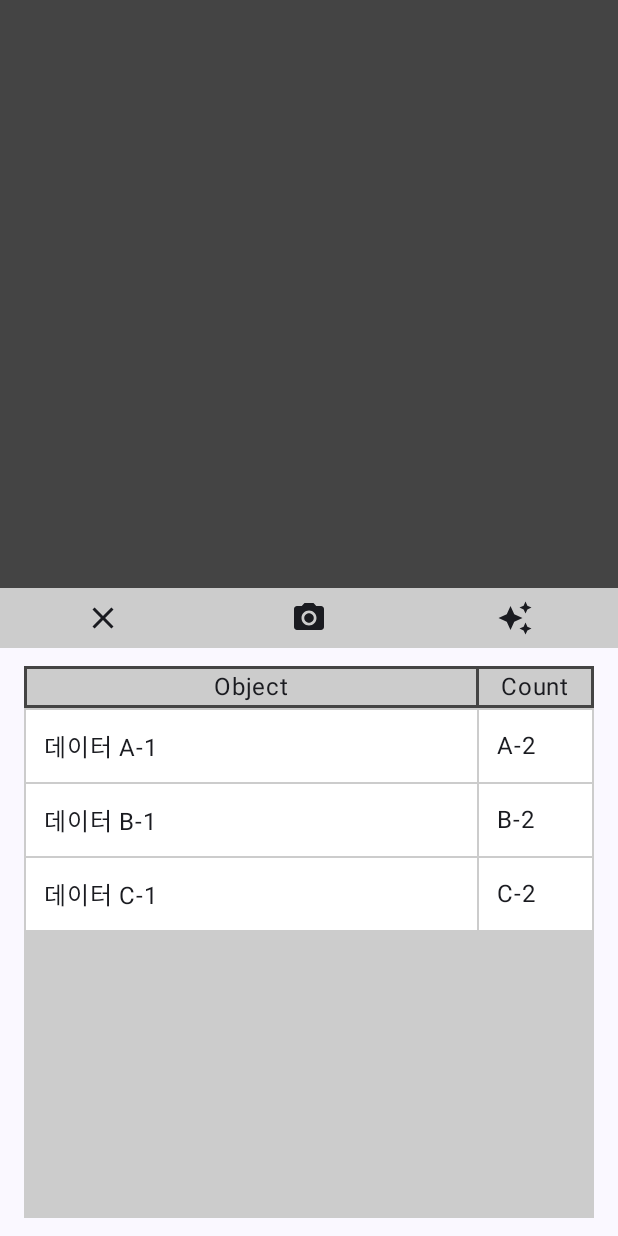
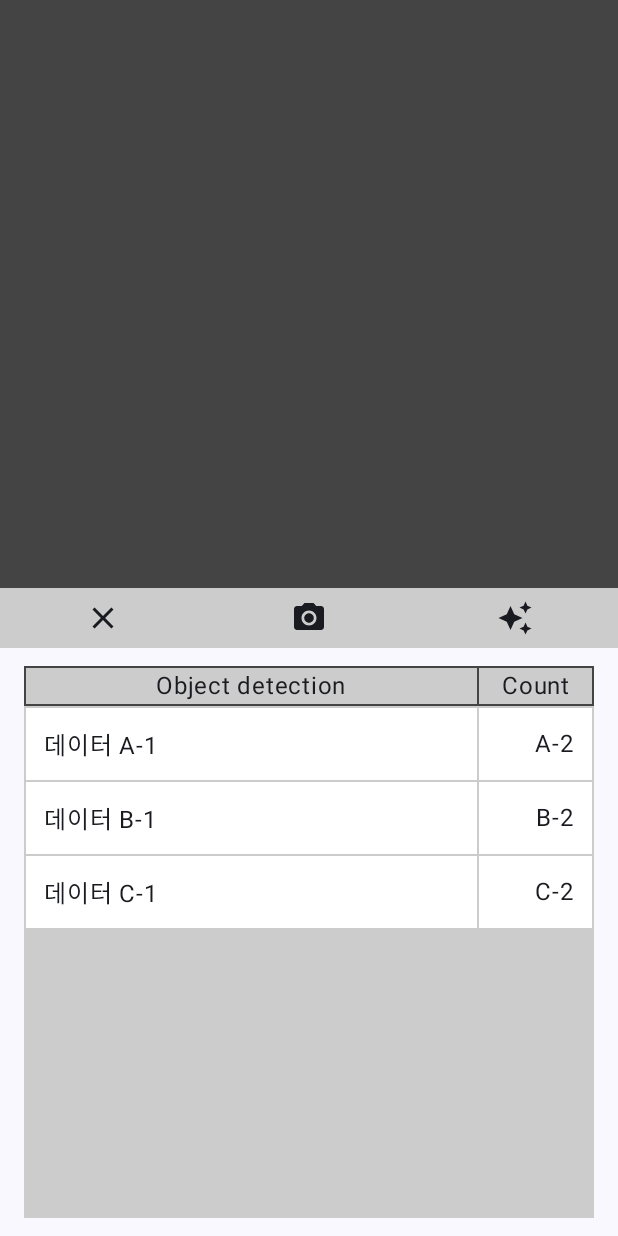
Before and after one commit to lukkwang/Kitu, an Android app built with Jetpack Compose: the screen it shows after launch (MainActivity), on a phone screen of 412 x 824 dp. Run offline under Robolectric (Android 15) with nearby library versions, the phone set to English and light mode, and no system bars.

Commit message:
ui complete

```diff
--- a/app/src/main/java/com/example/kitu/KituApp.kt
+++ b/app/src/main/java/com/example/kitu/KituApp.kt
@@ -8,6 +8,7 @@ import androidx.compose.foundation.layout.FlowRow
 import androidx.compose.foundation.layout.Row
 import androidx.compose.foundation.layout.fillMaxWidth
 import androidx.compose.foundation.layout.height
+import androidx.compose.foundation.layout.navigationBarsPadding
 import androidx.compose.foundation.layout.padding
 import androidx.compose.foundation.rememberScrollState
 import androidx.compose.foundation.verticalScroll
@@ -85,7 +86,7 @@ fun toolBarArea(modifier: Modifier = Modifier)
     IconButton(onClick = { /* 닫기 동작 */ }) {
         Icon(
             imageVector = Icons.Default.Close,
-            contentDescription = "닫기"
+            contentDescription = stringResource(R.string.close)
         )
     }
 
@@ -93,7 +94,7 @@ fun toolBarArea(modifier: Modifier = Modifier)
     IconButton(onClick = { /* 촬영 동작 */ }) {
         Icon(
             imageVector = Icons.Default.PhotoCamera,
-            contentDescription = "사진 촬영"
+            contentDescription = stringResource(R.string.take_photo)
         )
     }
 
@@ -101,7 +102,7 @@ fun toolBarArea(modifier: Modifier = Modifier)
     IconButton(onClick = { /* AI 객체인식 동작 */ }) {
         Icon(
             imageVector = Icons.Default.AutoAwesome,
-            contentDescription = "AI 객체인식"
+            contentDescription = stringResource(R.string.object_detection)
         )
     }
 }
@@ -119,7 +120,12 @@ fun gridArea(modifier: Modifier = Modifier)
     val records = listOf(
         listOf("데이터 A-1", "A-2"),
         listOf("데이터 B-1", "B-2"),
-        listOf("데이터 C-1", "C-2")
+        listOf("데이터 C-1", "C-2"),
+    )
+
+    val columnAlignment = listOf(
+        Alignment.CenterStart,
+        Alignment.CenterEnd
     )
 
     val scrollState = rememberScrollState()
@@ -135,8 +141,8 @@ fun gridArea(modifier: Modifier = Modifier)
             modifier = Modifier
                             .fillMaxWidth()
                             .background(Color.DarkGray)
-                            .padding(vertical = 2.dp, horizontal = 2.dp),
-            horizontalArrangement = Arrangement.spacedBy(2.dp)
+                            .padding(vertical = 1.dp, horizontal = 1.dp),
+            horizontalArrangement = Arrangement.spacedBy(1.dp)
         ) {
             headers.forEachIndexed {i, (headerTitle, headerWeight) ->
                 Box(
@@ -160,7 +166,8 @@ fun gridArea(modifier: Modifier = Modifier)
             modifier = Modifier
                 .fillMaxWidth()
                 .verticalScroll(scrollState)
-                .padding(1.dp),
+                .padding(1.dp)
+                .navigationBarsPadding(),
             verticalArrangement = Arrangement.spacedBy(1.dp)
         ) {
 
@@ -170,15 +177,15 @@ fun gridArea(modifier: Modifier = Modifier)
                     modifier = Modifier.fillMaxWidth(),
                     horizontalArrangement = Arrangement.spacedBy(1.dp) // 셀 사이 세로선 간격
                 ) {
-                    rowItems.forEachIndexed { index, cellText ->
-                        val cellWeight = headers.get(index).second
+                    rowItems.forEachIndexed { i, cellText ->
+                        val cellWeight = headers.get(i).second
 
                         Box(
                             modifier = Modifier
                                 .weight(cellWeight)
-                                .background(Color.White) // 셀 배경색
+                                .background(Color.White)
                                 .padding(vertical = 12.dp, horizontal = 12.dp),
-                            contentAlignment = Alignment.CenterStart
+                            contentAlignment = columnAlignment.get(i)
                         ) {
                             Text(text = cellText)
                         }
--- a/app/src/main/java/com/example/kitu/MainActivity.kt
+++ b/app/src/main/java/com/example/kitu/MainActivity.kt
@@ -38,11 +38,3 @@ fun Greeting(name: String, modifier: Modifier = Modifier) {
         modifier = modifier
     )
 }
-
-@Preview(showBackground = true)
-@Composable
-fun GreetingPreview() {
-    KituTheme {
-        Greeting("Android")
-    }
-}
--- a/app/src/main/res/values/strings.xml
+++ b/app/src/main/res/values/strings.xml
@@ -1,5 +1,11 @@
 <resources>
+    <!-- toolbar -->
+    <string name="close">Close</string>
+    <string name="take_photo">Take photo</string>
+    <string name="object_detection">AI object detection</string>
+
+    <!-- grid column -->
     <string name="app_name">Kitu</string>
-    <string name="header_object">Object</string>
+    <string name="header_object">Object detection</string>
     <string name="header_count">Count</string>
 </resources>
--- a/gradle/libs.versions.toml
+++ b/gradle/libs.versions.toml
@@ -1,5 +1,5 @@
 [versions]
-agp = "9.5.0"
+agp = "9.5.1"
 coreKtx = "1.10.1"
 junit = "4.13.2"
 junitVersion = "1.1.5"
```
Also changed, not shown: 1 other file.
